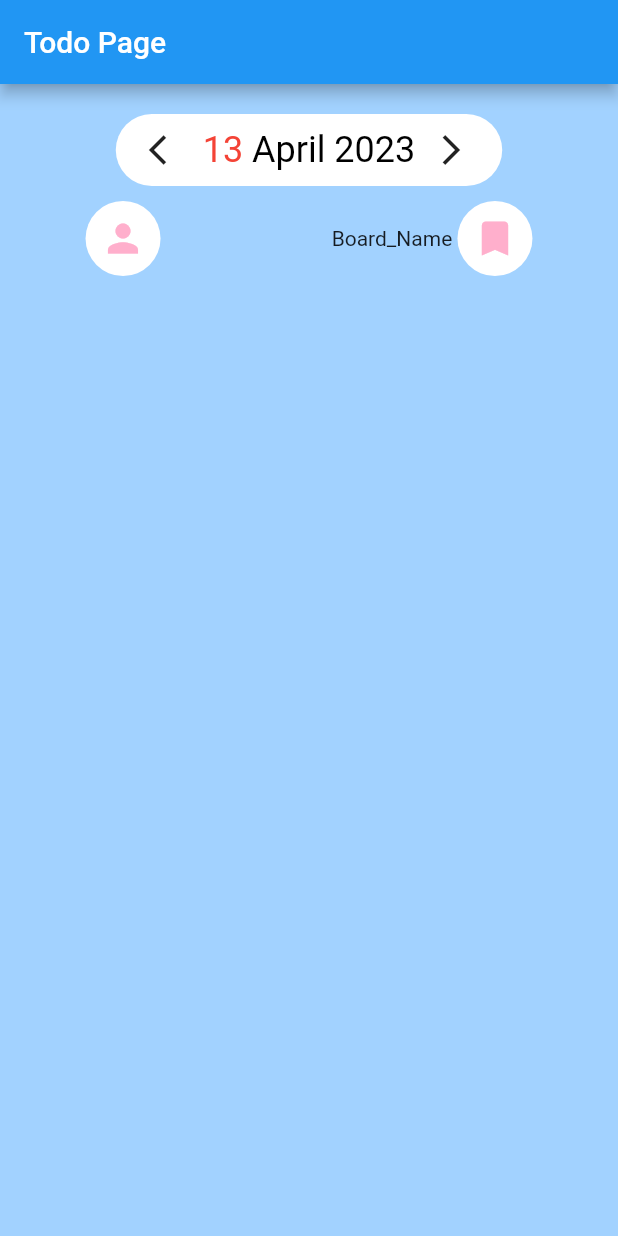
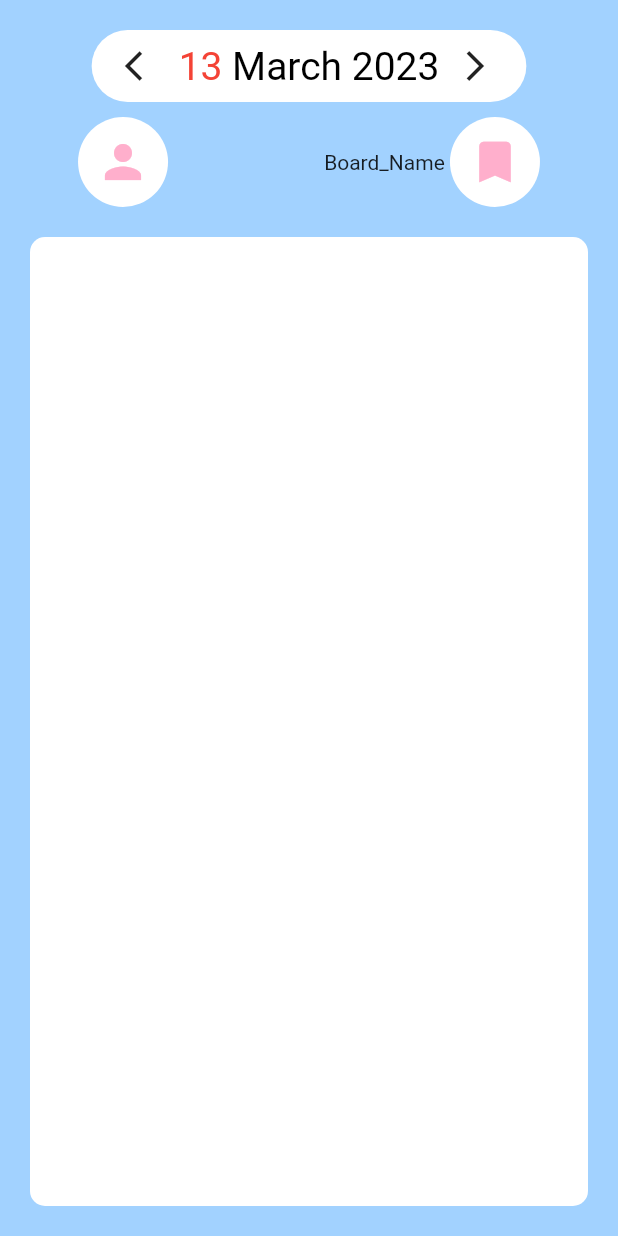
Before and after one commit to Bug-Too/CollabTasks, a Flutter app: the screen it shows after launch, on a phone screen of 412 x 824 dp. Run offline on Flutter 3.47's test engine with Material 2 defaults, Android fonts, the phone set to English and light mode, and no system bars.

Commit message:
add todo expanded and adjust size

```diff
--- a/lib/todo_page.dart
+++ b/lib/todo_page.dart
@@ -52,7 +52,7 @@ class _TodoPageState extends State<TodoPage> {
     final DateTime? picked = await showDatePicker(
       context: context,
       initialDate: selectedDate!,
-      firstDate: DateTime(2015, 8),
+      firstDate: DateTime(1900),
       lastDate: DateTime(2101),
     );
 
@@ -84,7 +84,7 @@ class _TodoPageState extends State<TodoPage> {
       ];
       return [
         date.day.toString(),
-        ' ${months[date.month]} ${date.year.toString()}'
+        ' ${months[date.month - 1]} ${date.year.toString()}'
       ];
     }
 
@@ -127,7 +127,7 @@ class _TodoPageState extends State<TodoPage> {
                 RichText(
                   text: TextSpan(
                     text: '',
-                    style: const TextStyle(color: Colors.black, fontSize: 24),
+                    style: const TextStyle(color: Colors.black, fontSize: 26),
                     children: <TextSpan>[
                       TextSpan(
                           text: getCurrentDate()[0],
@@ -157,7 +157,7 @@ class _TodoPageState extends State<TodoPage> {
         children: [
           CircleIconButton(
               iconData: Icons.person,
-              size: 50,
+              size: 60,
               color: Colors.white,
               iconColor: Color.fromARGB(255, 255, 175, 204),
               onPressed: () {
@@ -169,7 +169,7 @@ class _TodoPageState extends State<TodoPage> {
               Text('Board_Name '),
               CircleIconButton(
                   iconData: Icons.bookmark,
-                  size: 50,
+                  size: 60,
                   color: Colors.white,
                   iconColor: Color.fromARGB(255, 255, 175, 204),
                   onPressed: () {
@@ -183,14 +183,18 @@ class _TodoPageState extends State<TodoPage> {
     }
 
     return Scaffold(
-      appBar: AppBar(
-        title: const Text('Todo Page'),
-      ),
       body: Center(
         child: Column(
           children: [
             dateBar(),
             topMenu(),
+            Expanded(
+                child: Container(
+              margin: EdgeInsets.all(20),
+
+              decoration:
+                  BoxDecoration(borderRadius: BorderRadius.circular(10), color: Colors.white),
+            ))
           ],
         ),
       ),
```
